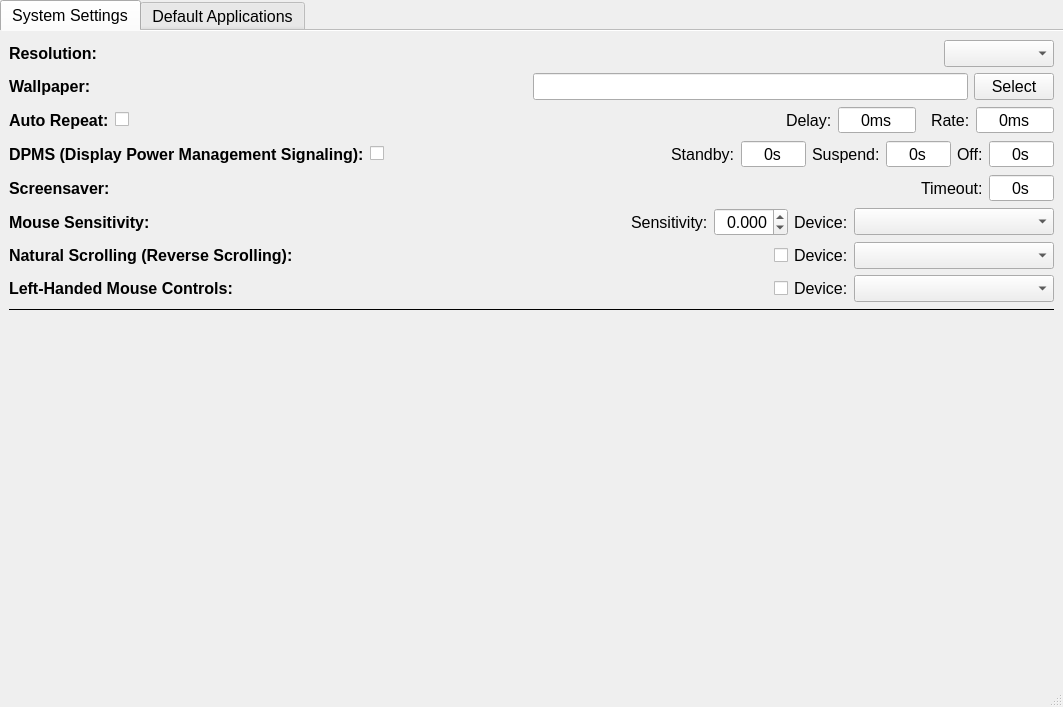
Old version of the form ui/Mulberry.ui in the repository alpqn/xmulberry.
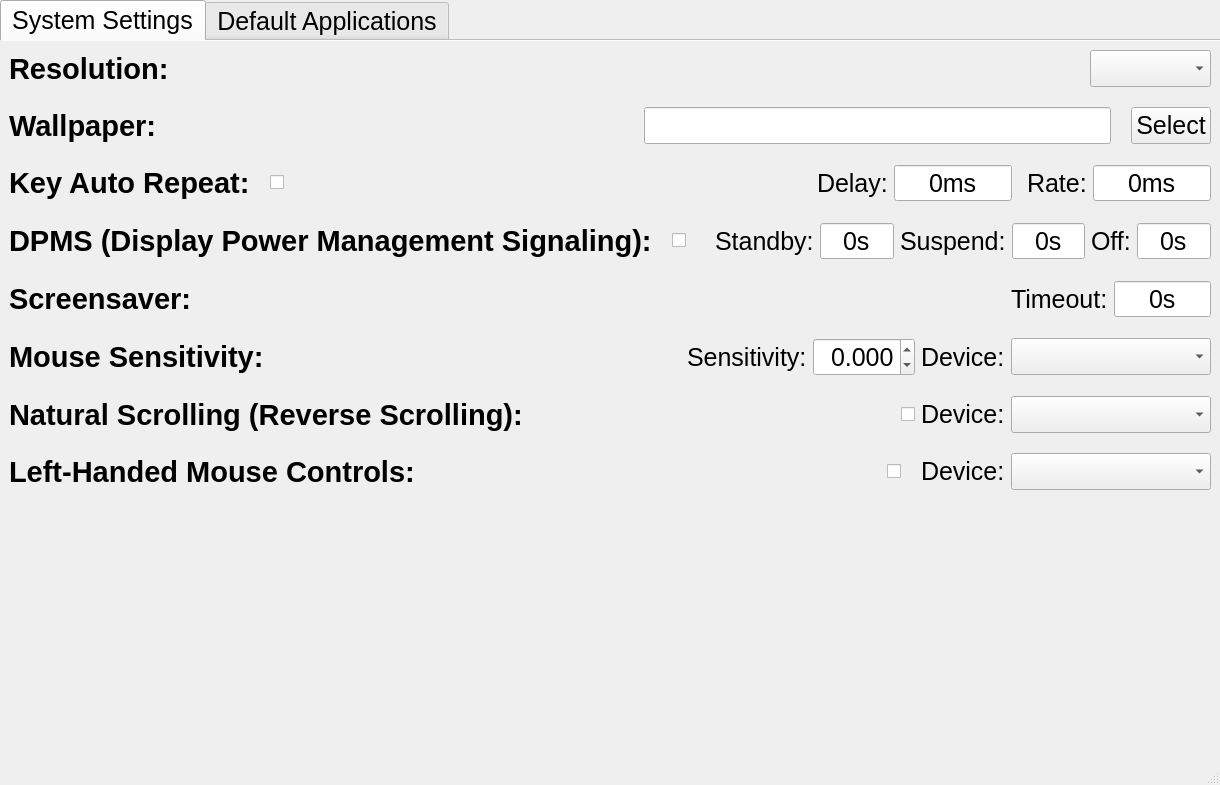
New version of the form.

Commit message: Increase font size.

The edit to the form file:
```diff
--- a/ui/Mulberry.ui
+++ b/ui/Mulberry.ui
@@ -6,8 +6,8 @@
    <rect>
     <x>0</x>
     <y>0</y>
-    <width>1063</width>
-    <height>707</height>
+    <width>1220</width>
+    <height>785</height>
    </rect>
   </property>
   <property name="font">
@@ -36,7 +36,7 @@
      <widget class="QTabWidget" name="tabWidget">
       <property name="font">
        <font>
-        <pointsize>12</pointsize>
+        <pointsize>19</pointsize>
         <bold>false</bold>
        </font>
       </property>
@@ -79,20 +79,29 @@
             <rect>
              <x>0</x>
              <y>0</y>
-             <width>1063</width>
-             <height>652</height>
+             <width>1220</width>
+             <height>718</height>
             </rect>
            </property>
-           <layout class="QVBoxLayout" name="verticalLayout_5" stretch="0,0,0,0">
+           <property name="font">
+            <font>
+             <pointsize>19</pointsize>
+             <bold>false</bold>
+            </font>
+           </property>
+           <layout class="QVBoxLayout" name="verticalLayout_5" stretch="0,0">
             <item>
              <layout class="QVBoxLayout" name="settingsLayout" stretch="0,0,0,0,0,0,0,0">
+              <property name="spacing">
+               <number>20</number>
+              </property>
               <item>
                <layout class="QHBoxLayout" name="resolutionLayout">
                 <item>
                  <widget class="QLabel" name="resolutionLabel">
                   <property name="font">
                    <font>
-                    <pointsize>12</pointsize>
+                    <pointsize>22</pointsize>
                     <bold>true</bold>
                    </font>
                   </property>
@@ -150,7 +159,7 @@
                  <widget class="QLabel" name="wallpaperLabel">
                   <property name="font">
                    <font>
-                    <pointsize>12</pointsize>
+                    <pointsize>22</pointsize>
                     <bold>true</bold>
                    </font>
                   </property>
@@ -206,7 +215,7 @@
                  <widget class="QLabel" name="autoRepeatStateLabel">
                   <property name="font">
                    <font>
-                    <pointsize>12</pointsize>
+                    <pointsize>22</pointsize>
                     <bold>true</bold>
                    </font>
                   </property>
@@ -219,7 +228,7 @@
                    <number>-1</number>
                   </property>
                   <property name="text">
-                   <string>Auto Repeat:</string>
+                   <string>Key Auto Repeat:</string>
                   </property>
                  </widget>
                 </item>
@@ -381,7 +390,7 @@
                  <widget class="QLabel" name="dpmsStateLabel">
                   <property name="font">
                    <font>
-                    <pointsize>12</pointsize>
+                    <pointsize>22</pointsize>
                     <bold>true</bold>
                    </font>
                   </property>
@@ -543,7 +552,7 @@
                  <widget class="QLabel" name="screensaverLabel">
                   <property name="font">
                    <font>
-                    <pointsize>12</pointsize>
+                    <pointsize>22</pointsize>
                     <bold>true</bold>
                    </font>
                   </property>
@@ -628,7 +637,7 @@
                  <widget class="QLabel" name="mouseSensitivityLabel">
                   <property name="font">
                    <font>
-                    <pointsize>12</pointsize>
+                    <pointsize>22</pointsize>
                     <bold>true</bold>
                    </font>
                   </property>
@@ -734,7 +743,7 @@
                  <widget class="QLabel" name="rScrollingLabel">
                   <property name="font">
                    <font>
-                    <pointsize>12</pointsize>
+                    <pointsize>22</pointsize>
                     <bold>true</bold>
                    </font>
                   </property>
@@ -815,7 +824,7 @@
                  <widget class="QLabel" name="lefthandedLabel">
                   <property name="font">
                    <font>
-                    <pointsize>12</pointsize>
+                    <pointsize>22</pointsize>
                     <bold>true</bold>
                    </font>
                   </property>
@@ -892,22 +901,6 @@
               </item>
              </layout>
             </item>
-            <item>
-             <widget class="Line" name="line">
-              <property name="font">
-               <font>
-                <pointsize>12</pointsize>
-                <bold>false</bold>
-               </font>
-              </property>
-              <property name="frameShadow">
-               <enum>QFrame::Shadow::Plain</enum>
-              </property>
-              <property name="orientation">
-               <enum>Qt::Orientation::Horizontal</enum>
-              </property>
-             </widget>
-            </item>
             <item>
              <spacer name="verticalSpacer">
               <property name="orientation">
```
Left out of the diff: 25 changed lines with no effect on the pictures.
